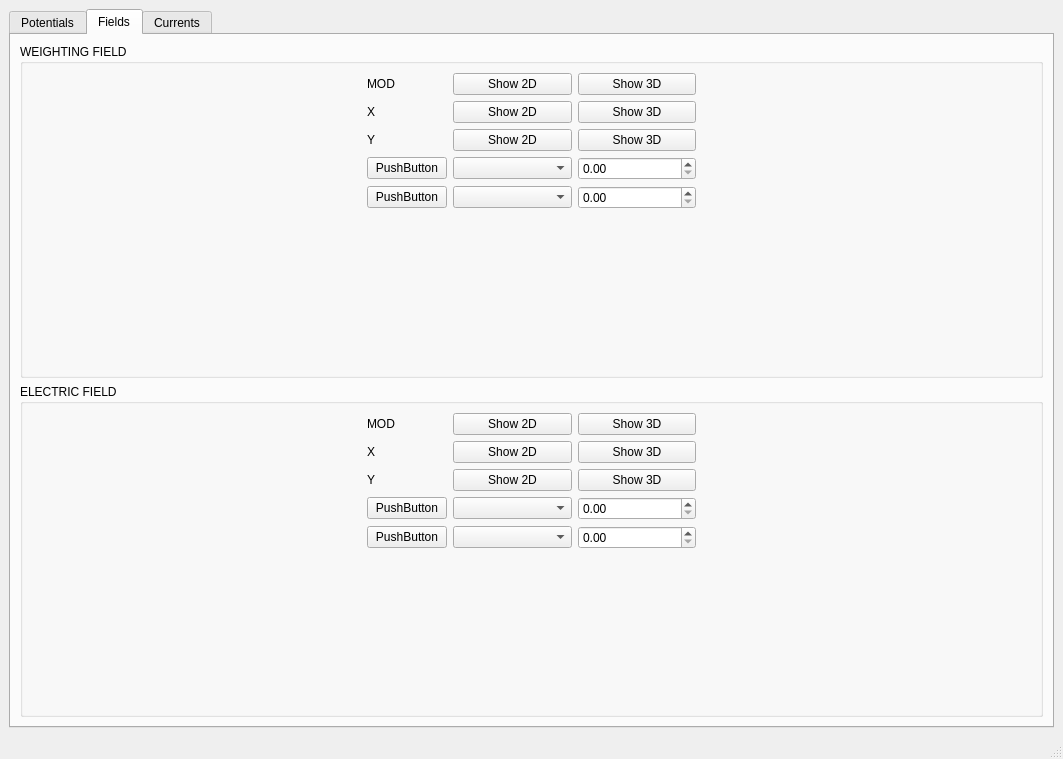
Before: the Qt Designer form src/mainWindow.ui in IFCA-HEP/TRACS, drawn with Qt 5.
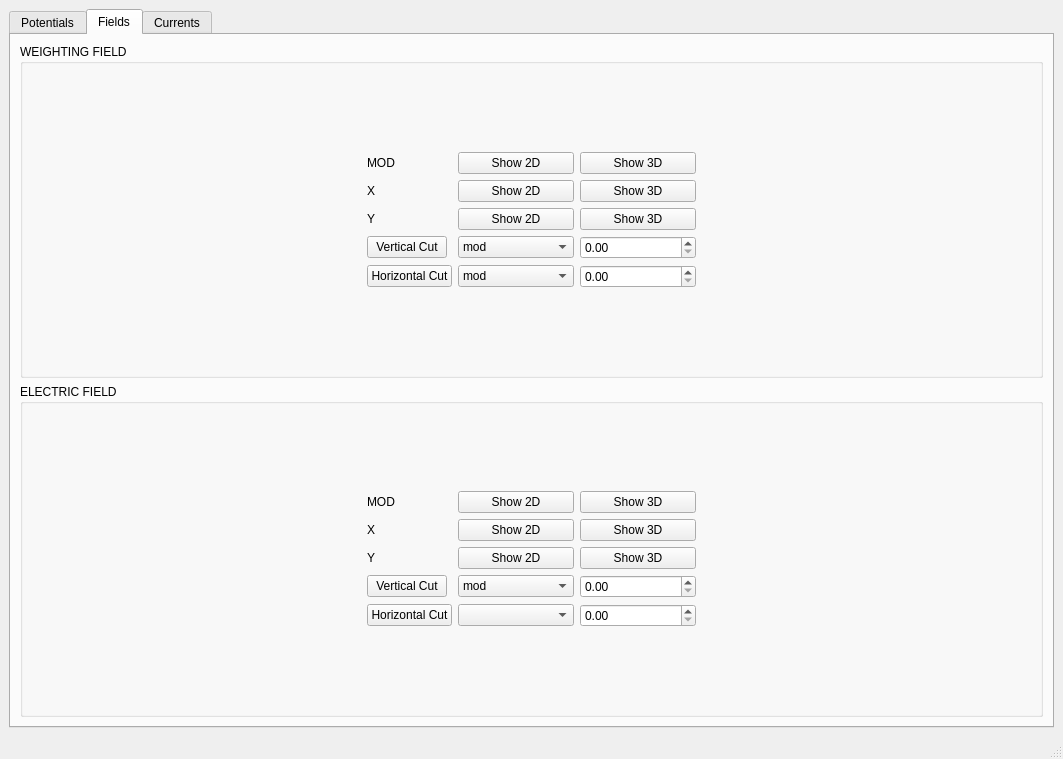
After: the same form once the commit is applied. Custom widgets are drawn as their Qt base class.

Commit message: Vertical cuts for the fields working

```diff
--- a/src/mainWindow.ui
+++ b/src/mainWindow.ui
@@ -378,6 +378,9 @@
            </item>
            <item>
             <layout class="QFormLayout" name="formLayout_4">
+             <property name="formAlignment">
+              <set>Qt::AlignLeading|Qt::AlignLeft|Qt::AlignVCenter</set>
+             </property>
              <item row="0" column="0">
               <widget class="QLabel" name="show_w_field_mod_label">
                <property name="text">
@@ -456,34 +459,86 @@
              <item row="3" column="0">
               <widget class="QPushButton" name="pushButton_7">
                <property name="text">
-                <string>PushButton</string>
+                <string>Vertical Cut</string>
+               </property>
+               <property name="checkable">
+                <bool>false</bool>
+               </property>
+               <property name="checked">
+                <bool>false</bool>
+               </property>
+               <property name="autoDefault">
+                <bool>false</bool>
+               </property>
+               <property name="flat">
+                <bool>false</bool>
                </property>
               </widget>
              </item>
              <item row="3" column="1">
               <layout class="QHBoxLayout" name="horizontalLayout_5">
                <item>
-                <widget class="QComboBox" name="comboBox"/>
+                <widget class="QComboBox" name="w_field_vert_combo">
+                 <item>
+                  <property name="text">
+                   <string>mod</string>
+                  </property>
+                 </item>
+                 <item>
+                  <property name="text">
+                   <string>x component</string>
+                  </property>
+                 </item>
+                 <item>
+                  <property name="text">
+                   <string>y component</string>
+                  </property>
+                 </item>
+                </widget>
                </item>
                <item>
-                <widget class="QDoubleSpinBox" name="doubleSpinBox"/>
+                <widget class="QDoubleSpinBox" name="w_field_vert_double">
+                 <property name="maximum">
+                  <double>10000.000000000000000</double>
+                 </property>
+                </widget>
                </item>
               </layout>
              </item>
              <item row="4" column="0">
               <widget class="QPushButton" name="pushButton_8">
                <property name="text">
-                <string>PushButton</string>
+                <string>Horizontal Cut</string>
                </property>
               </widget>
              </item>
              <item row="4" column="1">
               <layout class="QHBoxLayout" name="horizontalLayout_6">
                <item>
-                <widget class="QComboBox" name="comboBox_2"/>
+                <widget class="QComboBox" name="w_field_hor_combo">
+                 <item>
+                  <property name="text">
+                   <string>mod</string>
+                  </property>
+                 </item>
+                 <item>
+                  <property name="text">
+                   <string>x component</string>
+                  </property>
+                 </item>
+                 <item>
+                  <property name="text">
+                   <string>y component</string>
+                  </property>
+                 </item>
+                </widget>
                </item>
                <item>
-                <widget class="QDoubleSpinBox" name="doubleSpinBox_2"/>
+                <widget class="QDoubleSpinBox" name="w_field_hor_double">
+                 <property name="maximum">
+                  <double>10000.000000000000000</double>
+                 </property>
+                </widget>
                </item>
               </layout>
              </item>
@@ -506,6 +561,9 @@
            </item>
            <item>
             <layout class="QFormLayout" name="formLayout_5">
+             <property name="formAlignment">
+              <set>Qt::AlignLeading|Qt::AlignLeft|Qt::AlignVCenter</set>
+             </property>
              <item row="0" column="0">
               <widget class="QLabel" name="label_7">
                <property name="text">
@@ -584,24 +642,44 @@
              <item row="3" column="0">
               <widget class="QPushButton" name="pushButton_15">
                <property name="text">
-                <string>PushButton</string>
+                <string>Vertical Cut</string>
                </property>
               </widget>
              </item>
              <item row="3" column="1">
               <layout class="QHBoxLayout" name="horizontalLayout_9">
                <item>
-                <widget class="QComboBox" name="comboBox_3"/>
+                <widget class="QComboBox" name="e_field_vert_combo">
+                 <item>
+                  <property name="text">
+                   <string>mod</string>
+                  </property>
+                 </item>
+                 <item>
+                  <property name="text">
+                   <string>x component</string>
+                  </property>
+                 </item>
+                 <item>
+                  <property name="text">
+                   <string>y component</string>
+                  </property>
+                 </item>
+                </widget>
                </item>
                <item>
-                <widget class="QDoubleSpinBox" name="doubleSpinBox_3"/>
+                <widget class="QDoubleSpinBox" name="e_field_vert_double">
+                 <property name="maximum">
+                  <double>10000.000000000000000</double>
+                 </property>
+                </widget>
                </item>
               </layout>
              </item>
              <item row="4" column="0">
               <widget class="QPushButton" name="pushButton_16">
                <property name="text">
-                <string>PushButton</string>
+                <string>Horizontal Cut</string>
                </property>
               </widget>
              </item>
@@ -611,7 +689,11 @@
                 <widget class="QComboBox" name="comboBox_4"/>
                </item>
                <item>
-                <widget class="QDoubleSpinBox" name="doubleSpinBox_4"/>
+                <widget class="QDoubleSpinBox" name="e_field_hor_double">
+                 <property name="maximum">
+                  <double>10000.000000000000000</double>
+                 </property>
+                </widget>
                </item>
               </layout>
              </item>
```
Left out of the diff: 10 changed lines with no effect on the pictures. The commit also changes 2 other files.
